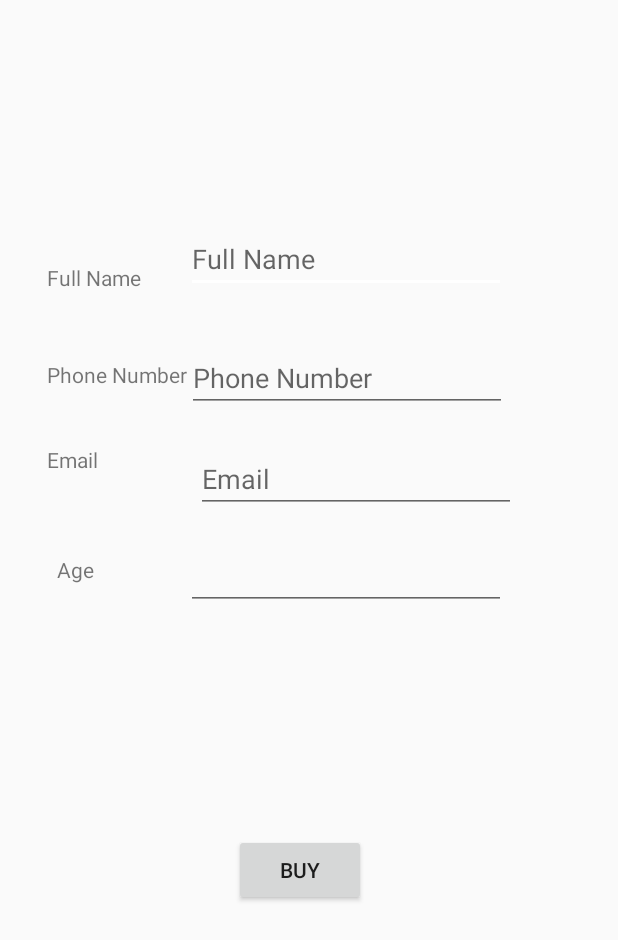
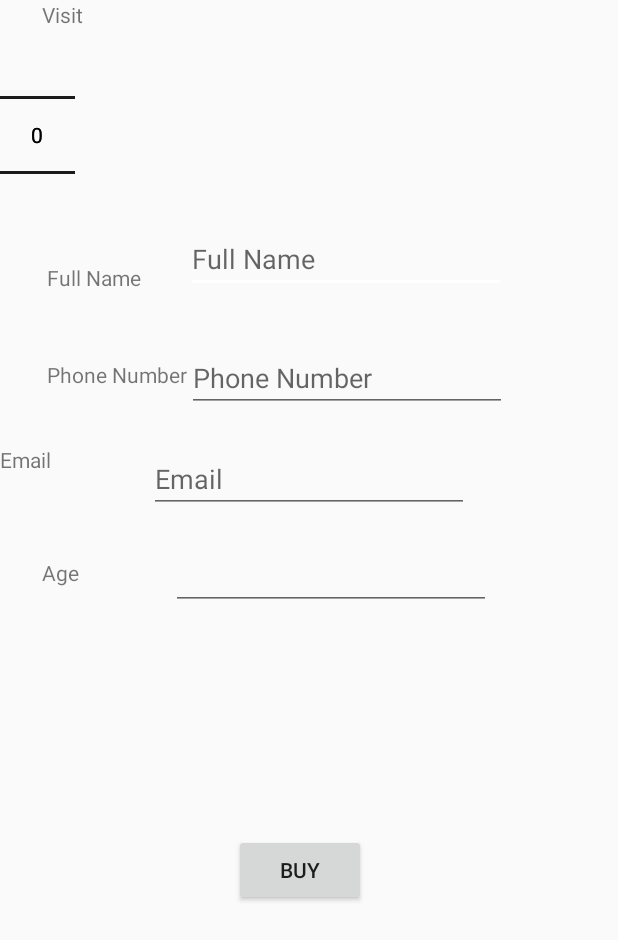
Before and after one commit to sceddd/TravelAlone, an Android app: the BuyTicketPage screen opened directly, with no data from a screen before it, on a phone screen of 412 x 824 dp. Shown: the top 940 px of the screen. Run offline under Robolectric (Android 15) with nearby library versions, the phone set to English and light mode, and no system bars.

```diff
--- a/app/src/main/AndroidManifest.xml
+++ b/app/src/main/AndroidManifest.xml
@@ -17,6 +17,7 @@
         <activity
             android:name=".locationUI.BuyTicketPage"
             android:exported="false">
+
             <meta-data
                 android:name="android.app.lib_name"
                 android:value="" />
@@ -36,7 +37,7 @@
         </activity>
         <activity
             android:name=".locationUI.LocationDetails"
-            android:exported="true">
+            android:exported="false">
             <meta-data
                 android:name="android.app.lib_name"
                 android:value="" />
--- a/app/src/main/java/com/example/myapplication/locationUI/BuyTicketPage.java
+++ b/app/src/main/java/com/example/myapplication/locationUI/BuyTicketPage.java
@@ -3,57 +3,40 @@ package com.example.myapplication.locationUI;
 import android.annotation.SuppressLint;
 import android.os.Bundle;
 import android.os.StrictMode;
-import android.util.Log;
 import android.view.View;
 import android.widget.Button;
 import android.widget.EditText;
 import android.widget.TextView;
 
-import androidx.annotation.NonNull;
 import androidx.appcompat.app.AppCompatActivity;
 
 import com.example.myapplication.R;
-import com.example.myapplication.jsonplaceholder.LocationCities;
-
-import org.json.JSONArray;
-import org.json.JSONException;
-import org.json.JSONObject;
-import org.jsoup.Jsoup;
-import org.jsoup.nodes.Document;
-import org.jsoup.nodes.Element;
-import org.jsoup.select.Elements;
-
-import java.io.IOException;
-import java.text.MessageFormat;
-import java.util.ArrayList;
-
-import retrofit2.Call;
-import retrofit2.Callback;
-import retrofit2.Response;
-import retrofit2.Retrofit;
-import retrofit2.converter.scalars.ScalarsConverterFactory;
+import com.example.myapplication.database.ConnSQL;
 
 public class BuyTicketPage extends AppCompatActivity {
     Button buy_ticket;
-    EditText email_address_pt;
+    EditText email_address_pt,username,phoneNumber;
     TextView locationName;
-
+    ConnSQL c = new ConnSQL();
     @SuppressLint("QueryPermissionsNeeded")
     @Override
     protected void onCreate(Bundle savedInstanceState) {
         super.onCreate(savedInstanceState);
         setContentView(R.layout.buy_ticket_page);
+        username = findViewById(R.id.user_name_pt);
+        phoneNumber = findViewById(R.id.phone_number_pt);
         buy_ticket = findViewById(R.id.buy_button);
         email_address_pt = findViewById(R.id.email_address_pt);
         locationName = findViewById(R.id.location_name_bt);
         // set send Email for the user the information of the ticket
         locationName.setText(getIntent().getStringExtra("LOCATION"));
         buy_ticket.setOnClickListener(this::onBuyClick);
-        StrictMode.ThreadPolicy policy = new StrictMode.ThreadPolicy.Builder().permitAll().build();
-        StrictMode.setThreadPolicy(policy);
     }
 
     public void onBuyClick(View v){
+        String query = "insert into Users (fullName,phoneNumber,email) values ('"+username.getText()+"','"+phoneNumber.getText()+"','"+email_address_pt.getText()+"')";
+//        String locQuery = "insert into HistoryBook (userID,locationID,visitDay,returnDay) values ('"++";
+        c.add(query);
 
     }
 
--- a/app/src/main/java/com/example/myapplication/locationUI/LocationView.java
+++ b/app/src/main/java/com/example/myapplication/locationUI/LocationView.java
@@ -18,10 +18,8 @@ import com.example.myapplication.model.LocationAdapter;
 import com.example.myapplication.model.LocationInterface;
 //import com.example.myapplication.model.WikiLoc;
 
-import java.sql.Connection;
 import java.sql.ResultSet;
 import java.sql.SQLException;
-import java.text.MessageFormat;
 import java.util.ArrayList;
 
 public class LocationView extends AppCompatActivity implements LocationInterface {
@@ -46,7 +44,7 @@ public class LocationView extends AppCompatActivity implements LocationInterface
     protected void setUpDatabase(){
         ConnSQL c = new ConnSQL();
         try {
-            ResultSet rs = c.getSet("LOCATION");
+            ResultSet rs = c.getFullSet("LOCATION");
             while (rs.next()){
                 Location location = new Location(rs.getInt("locationID"),rs.getString("locationName"),
                     rs.getString("phoneNumber"),rs.getFloat("rating"), rs.getString("suggestionDay"));
--- a/app/src/main/res/layout/buy_ticket_page.xml
+++ b/app/src/main/res/layout/buy_ticket_page.xml
@@ -44,7 +44,7 @@
         android:id="@+id/email_address_tv"
         android:layout_width="wrap_content"
         android:layout_height="wrap_content"
-        android:layout_marginStart="31dp"
+
         android:layout_marginTop="37dp"
         android:text="@string/email"
         app:layout_constraintStart_toStartOf="parent"
@@ -54,8 +54,8 @@
         android:id="@+id/textView4"
         android:layout_width="wrap_content"
         android:layout_height="wrap_content"
-        android:layout_marginStart="38dp"
-        android:layout_marginTop="54dp"
+        android:layout_marginStart="28dp"
+        android:layout_marginTop="56dp"
         android:text="@string/age"
         app:layout_constraintStart_toStartOf="parent"
         app:layout_constraintTop_toBottomOf="@+id/email_address_tv" />
@@ -112,4 +112,34 @@
         app:layout_constraintStart_toStartOf="parent"
         app:layout_constraintTop_toTopOf="parent" />
 
+    <NumberPicker
+        android:id="@+id/year_picker"
+        android:layout_width="50dp"
+        android:layout_height="180dp"
+        tools:layout_editor_absoluteX="194dp"
+        tools:layout_editor_absoluteY="382dp" />
+
+    <NumberPicker
+        android:id="@+id/day_picker"
+        android:layout_width="50dp"
+        android:layout_height="180dp"
+        tools:layout_editor_absoluteX="124dp"
+        tools:layout_editor_absoluteY="382dp" />
+
+    <TextView
+        android:id="@+id/visit_date_tv"
+        android:layout_width="wrap_content"
+        android:layout_height="wrap_content"
+        android:layout_marginStart="28dp"
+        android:text="@string/visit"
+        app:layout_constraintStart_toStartOf="parent"
+        tools:layout_editor_absoluteY="453dp" />
+
+    <NumberPicker
+        android:id="@+id/month_picker"
+        android:layout_width="50dp"
+        android:layout_height="180dp"
+        tools:layout_editor_absoluteX="260dp"
+        tools:layout_editor_absoluteY="382dp" />
+
 </androidx.constraintlayout.widget.ConstraintLayout>
--- a/app/src/main/res/values/strings.xml
+++ b/app/src/main/res/values/strings.xml
@@ -10,4 +10,5 @@
     <string name="buy">BUY</string>
     <string name="age">Age</string>
     <string name="location">Location</string>
+    <string name="visit">Visit</string>
 </resources>
```
Also changed, not shown: app/src/main/java/com/example/myapplication/database/ConnSQL.java (+16 -6 lines), 1 other file.
